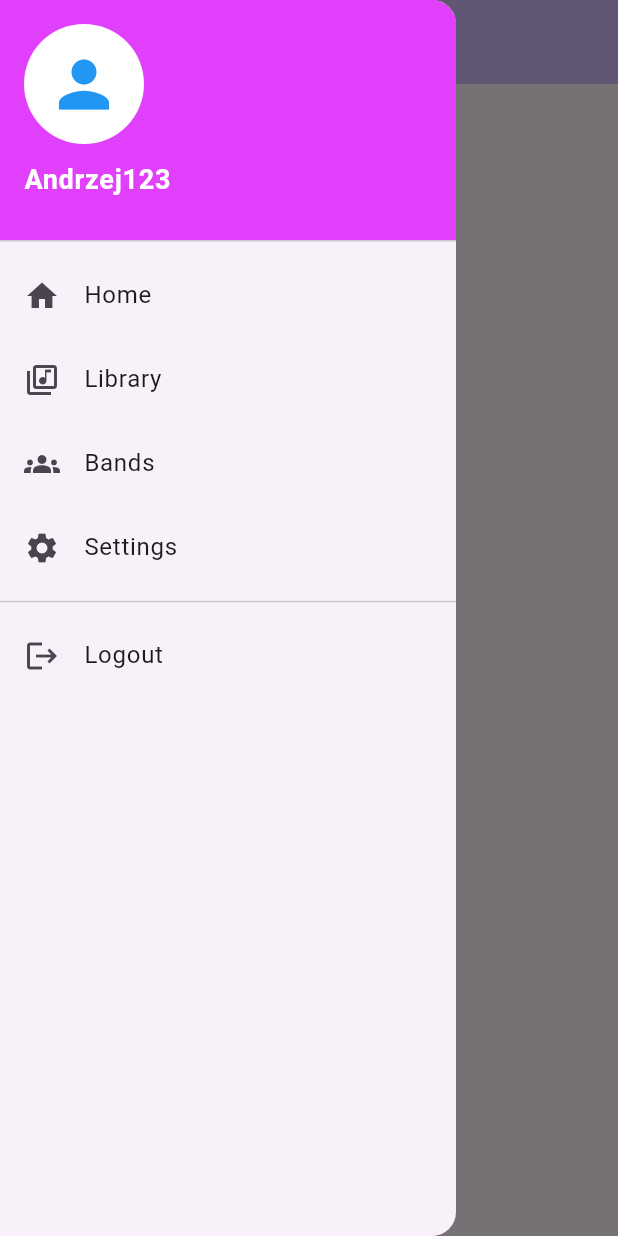
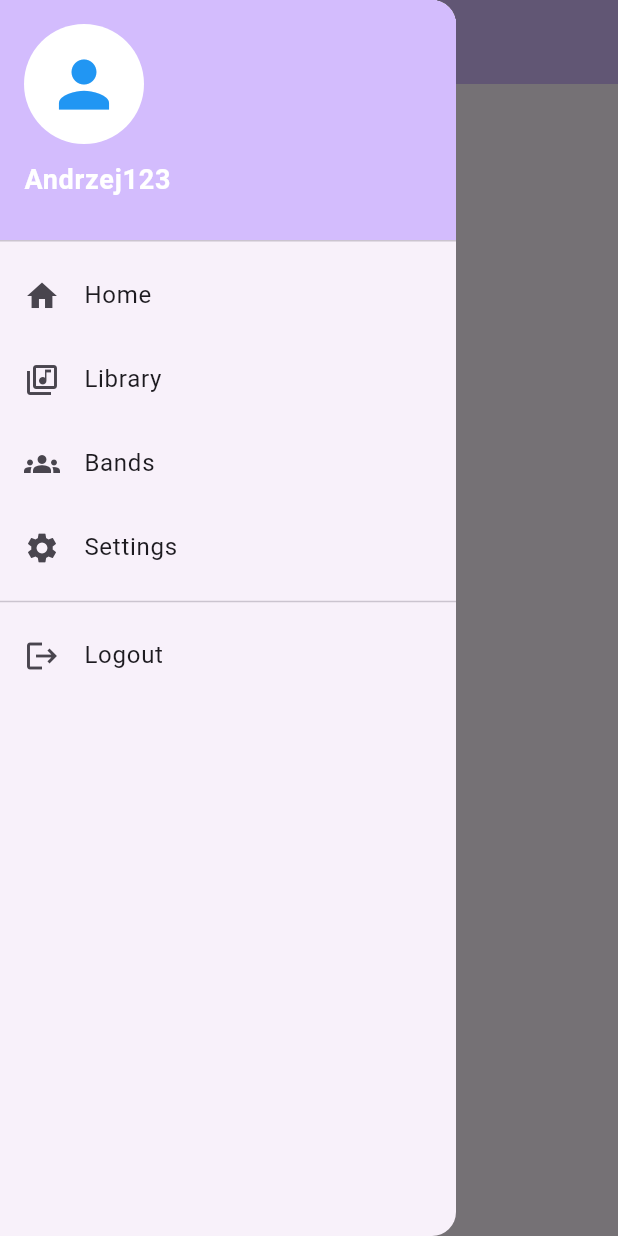
Before and after one commit to Houdini888/ZPI_frontend, a Flutter app: the screen it shows after launch, with the side drawer open, on a phone screen of 412 x 824 dp. Run offline on Flutter 3.47's test engine with Material 3 defaults, Android fonts, the phone set to English and light mode, and no system bars; our stand-ins replace convert, file_picker; missing offline and left inert: pdfx.

```diff
--- a/zpi_frontend/lib/main.dart
+++ b/zpi_frontend/lib/main.dart
@@ -1,5 +1,5 @@
 import 'package:flutter/material.dart';
-import 'package:zpi_frontend/app_drawer_menu.dart';
+import 'package:zpi_frontend/src/widgets/app_drawer_menu.dart';
 
 
 void main() {
--- a/zpi_frontend/lib/src/screens/banddetailsscreen.dart
+++ b/zpi_frontend/lib/src/screens/banddetailsscreen.dart
@@ -1,6 +1,8 @@
 import 'package:zpi_frontend/src/models/band.dart';
 import 'package:zpi_frontend/src/widgets/memberlist.dart';
 import 'package:flutter/material.dart';
+
+import '../widgets/app_drawer_menu.dart';
 
 class BandDetailsScreen extends StatelessWidget {
   final Band band;
@@ -10,7 +12,7 @@ class BandDetailsScreen extends StatelessWidget {
   @override
   Widget build(BuildContext context) {
     return Scaffold(
-      // Using a CustomScrollView to allow for flexible scrolling behavior
+      drawer: AppDrawer(),
       body: CustomScrollView(
         slivers: [
           SliverAppBar(
--- a/zpi_frontend/lib/src/screens/bandlistscreen.dart
+++ b/zpi_frontend/lib/src/screens/bandlistscreen.dart
@@ -1,6 +1,8 @@
 import 'package:flutter/material.dart';
 import 'package:zpi_frontend/src/models/band.dart';
 import 'package:zpi_frontend/src/screens/banddetailsscreen.dart';
+
+import '../widgets/app_drawer_menu.dart';
 
 class BandListScreen extends StatelessWidget {
   final List<Band> bands = [
@@ -12,6 +14,7 @@ class BandListScreen extends StatelessWidget {
 @override
   Widget build(BuildContext context) {
     return Scaffold(
+      drawer: AppDrawer(),
       appBar: AppBar(
         title: Text('Bands List'),
       ),
--- a/zpi_frontend/lib/library_main.dart
+++ b/zpi_frontend/lib/src/screens/library_main.dart
@@ -1,8 +1,8 @@
 import 'package:file_picker/file_picker.dart';
 import 'package:flutter/material.dart';
-import 'package:zpi_frontend/app_drawer_menu.dart';
-import 'package:zpi_frontend/pdf_document_class.dart';
-import 'package:zpi_frontend/pdf_preview.dart';
+import 'package:zpi_frontend/src/widgets/app_drawer_menu.dart';
+import 'package:zpi_frontend/src/models/pdf_document_class.dart';
+import 'package:zpi_frontend/src/screens/pdf_preview.dart';
 import 'dart:io';
 import 'package:path_provider/path_provider.dart';
 
--- a/zpi_frontend/lib/pdf_preview.dart
+++ b/zpi_frontend/lib/src/screens/pdf_preview.dart
@@ -1,7 +1,7 @@
 import 'package:flutter/material.dart';
 import 'package:pdfx/pdfx.dart';
-import 'package:zpi_frontend/app_drawer_menu.dart';
-import 'package:zpi_frontend/pdf_document_class.dart';
+import 'package:zpi_frontend/src/widgets/app_drawer_menu.dart';
+import 'package:zpi_frontend/src/models/pdf_document_class.dart';
 
 
 class ReaderScreen extends StatefulWidget{
--- a/zpi_frontend/lib/app_drawer_menu.dart
+++ b/zpi_frontend/lib/src/widgets/app_drawer_menu.dart
@@ -1,5 +1,6 @@
 import 'package:flutter/material.dart';
-import 'package:zpi_frontend/library_main.dart';
+import 'package:zpi_frontend/src/screens/library_main.dart';
+import 'package:zpi_frontend/src/screens/bandlistscreen.dart';
 
 class AppDrawer extends StatefulWidget {
   @override
@@ -16,7 +17,10 @@ class _AppDrawerState extends State<AppDrawer> {
           // Drawer Header
           DrawerHeader(
             decoration: BoxDecoration(
-              color: Colors.purpleAccent,
+              color: Theme
+                  .of(context)
+                  .colorScheme
+                  .inversePrimary,
             ),
             child: Column(
               crossAxisAlignment: CrossAxisAlignment.start,
@@ -66,14 +70,14 @@ class _AppDrawerState extends State<AppDrawer> {
             title: Text('Bands'),
             onTap: () {
               Navigator.pop(context); // Close the drawer
-              // Add navigation or functionality
+              Navigator.push(context, MaterialPageRoute(builder: (context)=> BandListScreen()));
             },
           ),
           ListTile(
             leading: Icon(Icons.settings),
             title: Text('Settings'),
             onTap: () {
-              Navigator.pop(context); // Close the drawer
+              Navigator.pop(context);// Close the drawer
               // Add navigation or functionality
             },
           ),
```
Also changed, not shown: zpi_frontend/lib/src/models/pdf_document_class.dart (renamed from zpi_frontend/lib/pdf_document_class.dart), zpi_frontend/pubspec.lock.
